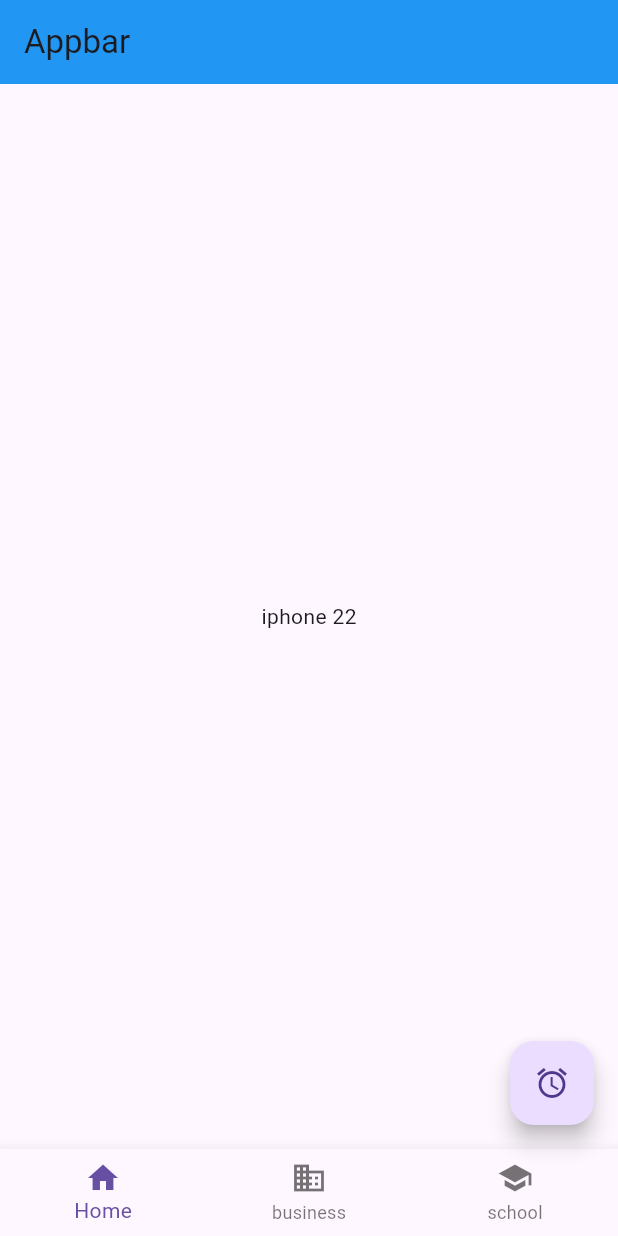
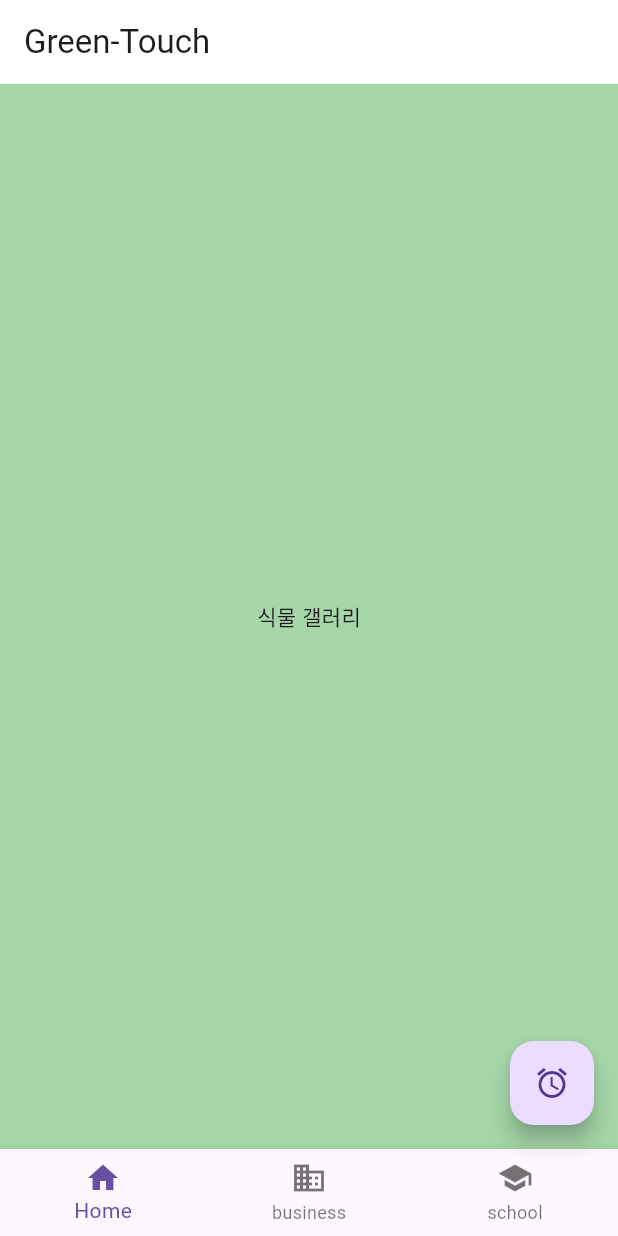
Before and after one commit to syong99/Flutter02, a Flutter app: the screen it shows after launch, on a phone screen of 412 x 824 dp. Run offline on Flutter 3.47's test engine with Material 3 defaults, Android fonts, the phone set to English and light mode, and no system bars.

Commit message:
container

```diff
--- a/chap01_flutter_basic/lib/main.dart
+++ b/chap01_flutter_basic/lib/main.dart
@@ -23,11 +23,14 @@ class MyApp extends StatelessWidget {
         ),
         home: Scaffold(
           appBar: AppBar(
-            title: Text('Appbar'),
-            backgroundColor: Colors.blue,
+            title: Text('Green-Touch'),
+            backgroundColor: Colors.white,
           ),
-          body: Center(
-            child: Text('iphone 22'),
+          body: Container(
+            color: Colors.green.shade200,
+            child: Center(
+              child: Text('식물 갤러리'),
+            ),
           ),
           // BottomNavigationBar
           bottomNavigationBar: BottomNavigationBar(
```
